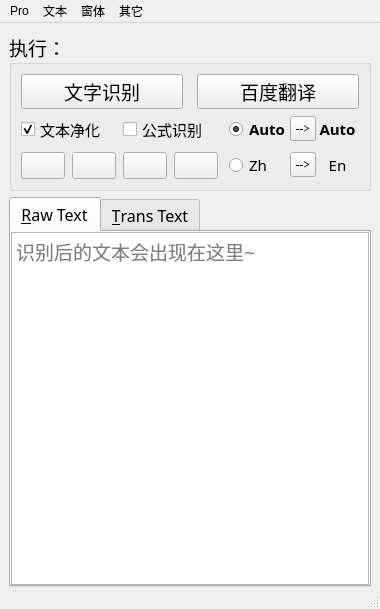
Qt form 文字识别API/文字识别 V0.5/window.ui (JifengLegend/Python-Study) before a commit.
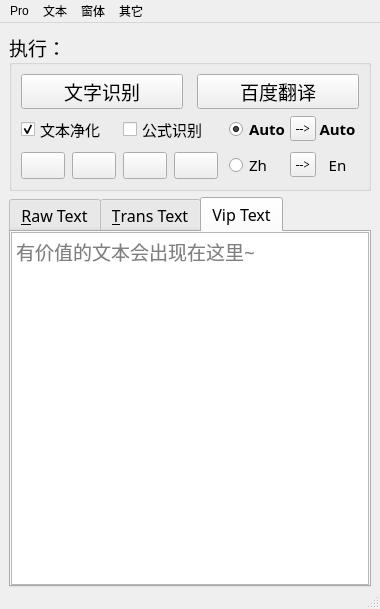
The same form after that commit. Icons and pictures are not drawn.

```diff
--- a/文字识别API/文字识别 V0.5/window.ui
+++ b/文字识别API/文字识别 V0.5/window.ui
@@ -6,7 +6,7 @@
    <rect>
     <x>0</x>
     <y>0</y>
-    <width>349</width>
+    <width>357</width>
     <height>609</height>
    </rect>
   </property>
@@ -527,8 +527,20 @@
         <pointsize>12</pointsize>
        </font>
       </property>
+      <property name="tabShape">
+       <enum>QTabWidget::Rounded</enum>
+      </property>
       <property name="currentIndex">
-       <number>0</number>
+       <number>2</number>
+      </property>
+      <property name="tabsClosable">
+       <bool>false</bool>
+      </property>
+      <property name="movable">
+       <bool>false</bool>
+      </property>
+      <property name="tabBarAutoHide">
+       <bool>false</bool>
       </property>
       <widget class="QWidget" name="tab">
        <property name="font">
@@ -623,6 +635,38 @@
         </item>
        </layout>
       </widget>
+      <widget class="QWidget" name="tab_3">
+       <attribute name="title">
+        <string>Vip Text</string>
+       </attribute>
+       <layout class="QGridLayout" name="gridLayout_4">
+        <property name="leftMargin">
+         <number>0</number>
+        </property>
+        <property name="topMargin">
+         <number>0</number>
+        </property>
+        <property name="rightMargin">
+         <number>0</number>
+        </property>
+        <property name="bottomMargin">
+         <number>0</number>
+        </property>
+        <item row="0" column="0">
+         <widget class="QTextEdit" name="vipText">
+          <property name="font">
+           <font>
+            <family>微软雅黑 Light</family>
+            <pointsize>14</pointsize>
+           </font>
+          </property>
+          <property name="placeholderText">
+           <string>有价值的文本会出现在这里~</string>
+          </property>
+         </widget>
+        </item>
+       </layout>
+      </widget>
      </widget>
     </item>
    </layout>
```
Left out of the diff: 16 changed lines with no effect on the pictures.
